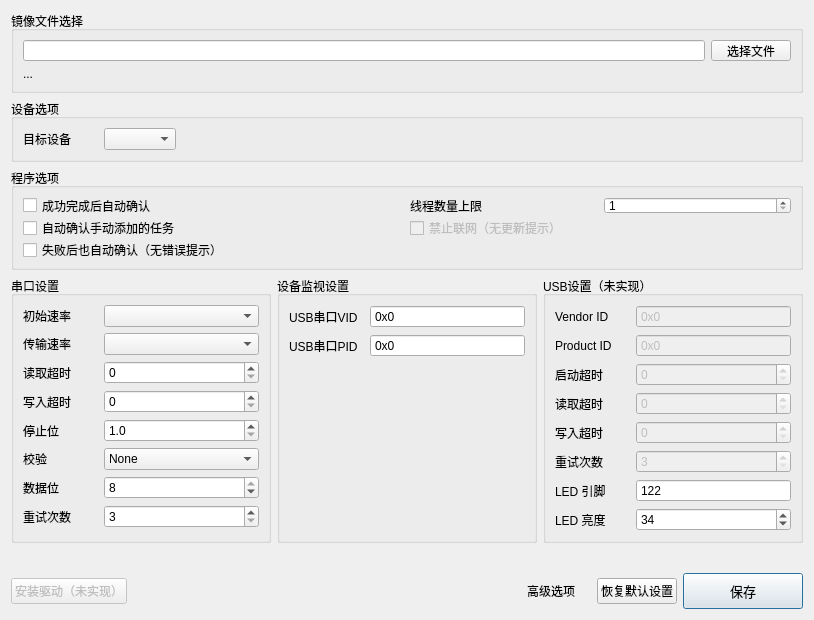
Above: gui/src/widgets/SettingsWindow.ui from kendryte/BurningTool before the change. Below: the same form after it.
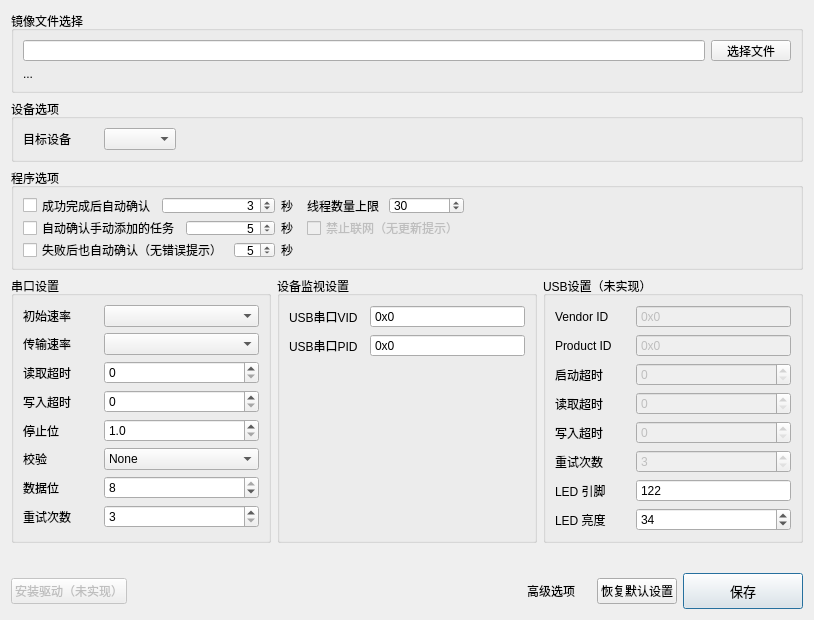
That is the form after the change. Icons and pictures are not drawn.

```diff
--- a/gui/src/widgets/SettingsWindow.ui
+++ b/gui/src/widgets/SettingsWindow.ui
@@ -116,14 +116,50 @@
       <string>程序选项</string>
      </property>
      <layout class="QGridLayout" name="gridLayout">
-      <item row="2" column="0">
-       <widget class="QCheckBox" name="inputAutoConfirmEvenError">
-        <property name="text">
-         <string>失败后也自动确认（无错误提示）</string>
-        </property>
-       </widget>
+      <item row="0" column="0">
+       <layout class="QHBoxLayout" name="horizontalLayout_7">
+        <item>
+         <widget class="QCheckBox" name="inputAutoConfirm">
+          <property name="text">
+           <string>成功完成后自动确认</string>
+          </property>
+         </widget>
+        </item>
+        <item>
+         <widget class="QSpinBox" name="inputAutoConfirmTimeout">
+          <property name="alignment">
+           <set>Qt::AlignRight|Qt::AlignTrailing|Qt::AlignVCenter</set>
+          </property>
+          <property name="maximum">
+           <number>10</number>
+          </property>
+          <property name="value">
+           <number>3</number>
+          </property>
+         </widget>
+        </item>
+        <item>
+         <widget class="QLabel" name="label_18">
+          <property name="sizePolicy">
+           <sizepolicy hsizetype="Fixed" vsizetype="Preferred">
+            <horstretch>0</horstretch>
+            <verstretch>0</verstretch>
+           </sizepolicy>
+          </property>
+          <property name="minimumSize">
+           <size>
+            <width>20</width>
+            <height>0</height>
+           </size>
+          </property>
+          <property name="text">
+           <string>秒</string>
+          </property>
+         </widget>
+        </item>
+       </layout>
       </item>
-      <item row="0" column="1">
+      <item row="0" column="3">
        <layout class="QHBoxLayout" name="horizontalLayout_5">
         <item>
          <widget class="QLabel" name="label_20">
@@ -146,25 +182,14 @@
           <property name="maximum">
            <number>50</number>
           </property>
+          <property name="value">
+           <number>30</number>
+          </property>
          </widget>
         </item>
        </layout>
       </item>
-      <item row="0" column="0">
-       <widget class="QCheckBox" name="inputAutoConfirm">
-        <property name="text">
-         <string>成功完成后自动确认</string>
-        </property>
-       </widget>
-      </item>
-      <item row="1" column="0">
-       <widget class="QCheckBox" name="inputAutoConfirmManualJob">
-        <property name="text">
-         <string>自动确认手动添加的任务</string>
-        </property>
-       </widget>
-      </item>
-      <item row="1" column="1">
+      <item row="1" column="3">
        <widget class="QCheckBox" name="inputDisableUpdate">
         <property name="enabled">
          <bool>false</bool>
@@ -174,6 +199,105 @@
         </property>
        </widget>
       </item>
+      <item row="0" column="4">
+       <spacer name="horizontalSpacer_3">
+        <property name="orientation">
+         <enum>Qt::Horizontal</enum>
+        </property>
+        <property name="sizeHint" stdset="0">
+         <size>
+          <width>40</width>
+          <height>20</height>
+         </size>
+        </property>
+       </spacer>
+      </item>
+      <item row="1" column="0">
+       <layout class="QHBoxLayout" name="horizontalLayout_8">
+        <item>
+         <widget class="QCheckBox" name="inputAutoConfirmManualJob">
+          <property name="text">
+           <string>自动确认手动添加的任务</string>
+          </property>
+         </widget>
+        </item>
+        <item>
+         <widget class="QSpinBox" name="inputAutoConfirmManualJobTimeout">
+          <property name="alignment">
+           <set>Qt::AlignRight|Qt::AlignTrailing|Qt::AlignVCenter</set>
+          </property>
+          <property name="maximum">
+           <number>10</number>
+          </property>
+          <property name="value">
+           <number>5</number>
+          </property>
+         </widget>
+        </item>
+        <item>
+         <widget class="QLabel" name="label_19">
+          <property name="sizePolicy">
+           <sizepolicy hsizetype="Fixed" vsizetype="Preferred">
+            <horstretch>0</horstretch>
+            <verstretch>0</verstretch>
+           </sizepolicy>
+          </property>
+          <property name="minimumSize">
+           <size>
+            <width>20</width>
+            <height>0</height>
+           </size>
+          </property>
+          <property name="text">
+           <string>秒</string>
+          </property>
+         </widget>
+        </item>
+       </layout>
+      </item>
+      <item row="2" column="0">
+       <layout class="QHBoxLayout" name="horizontalLayout_9">
+        <item>
+         <widget class="QCheckBox" name="inputAutoConfirmEvenError">
+          <property name="text">
+           <string>失败后也自动确认（无错误提示）</string>
+          </property>
+         </widget>
+        </item>
+        <item>
+         <widget class="QSpinBox" name="inputAutoConfirmEvenErrorTimeout">
+          <property name="alignment">
+           <set>Qt::AlignRight|Qt::AlignTrailing|Qt::AlignVCenter</set>
+          </property>
+          <property name="maximum">
+           <number>10</number>
+          </property>
+          <property name="value">
+           <number>5</number>
+          </property>
+         </widget>
+        </item>
+        <item>
+         <widget class="QLabel" name="label_21">
+          <property name="sizePolicy">
+           <sizepolicy hsizetype="Fixed" vsizetype="Preferred">
+            <horstretch>0</horstretch>
+            <verstretch>0</verstretch>
+           </sizepolicy>
+          </property>
+          <property name="minimumSize">
+           <size>
+            <width>20</width>
+            <height>0</height>
+           </size>
+          </property>
+          <property name="text">
+           <string>秒</string>
+          </property>
+         </widget>
+        </item>
+       </layout>
+      </item>
      </layout>
     </widget>
    </item>
```
